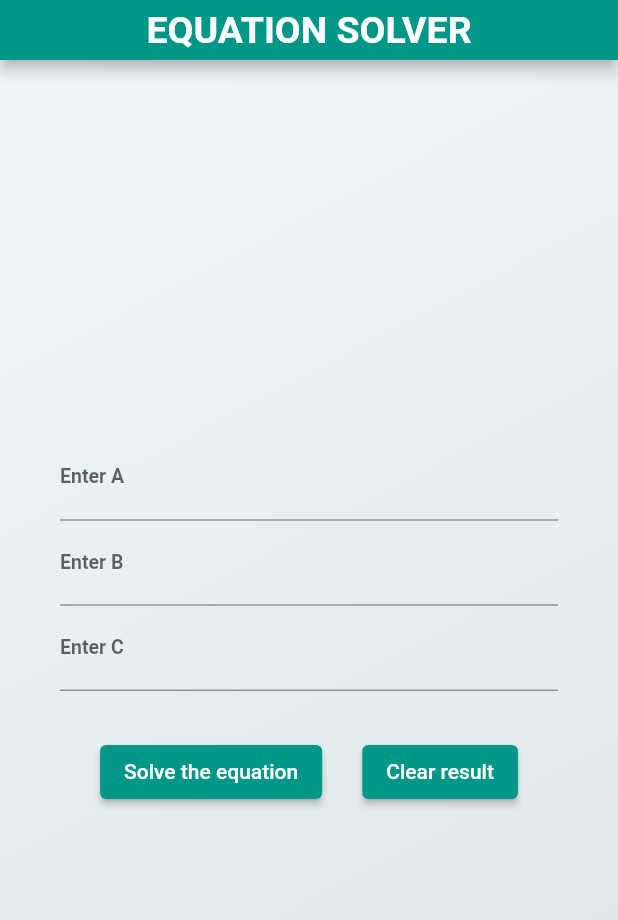
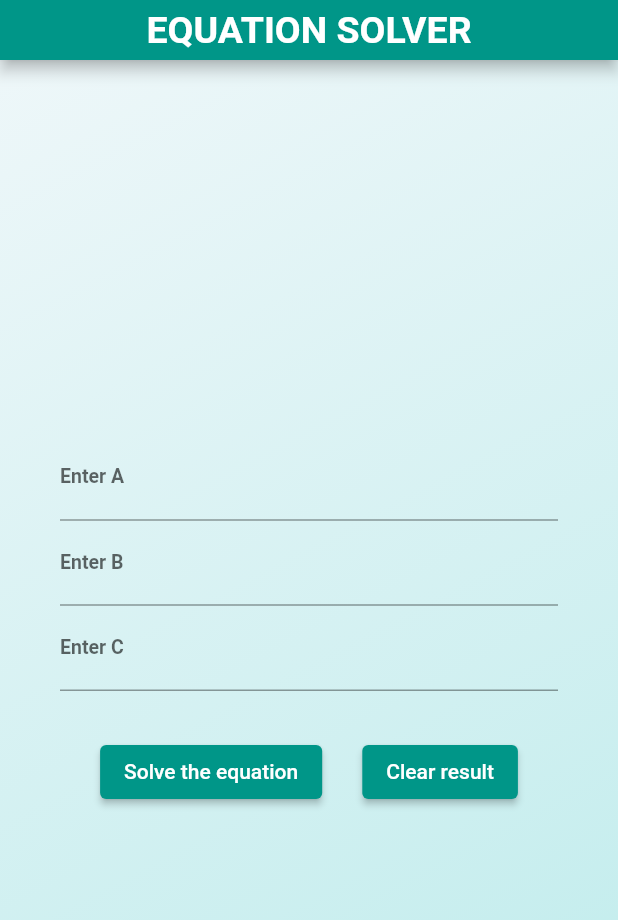
Before and after one commit to leminhtri1511/Equation_Solver, a Flutter app: the screen it shows after launch, on a phone screen of 412 x 824 dp. Shown: the top 920 px of the screen. Run offline on Flutter 3.47's test engine with Material 2 defaults, Android fonts, the phone set to English and light mode, and no system bars.

Commit message:
Color update

```diff
--- a/lib/equation_formal_holder.dart
+++ b/lib/equation_formal_holder.dart
@@ -5,7 +5,7 @@ const startAlignment = Alignment.topLeft;
 const endAlignment = Alignment.bottomRight;
 const colors = [
   Color.fromARGB(255, 238, 247, 249),
-  Color.fromARGB(255, 223, 228, 231),
+  Color.fromARGB(255, 187, 235, 235),
 ];
 
 class EquationFormalHolder extends StatelessWidget {
```
